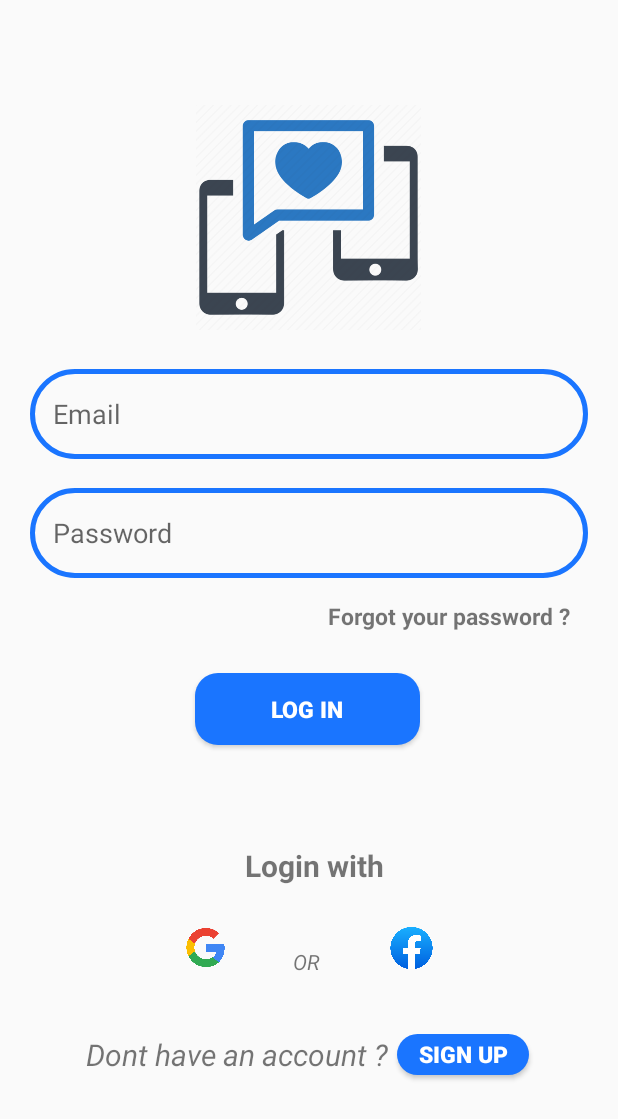
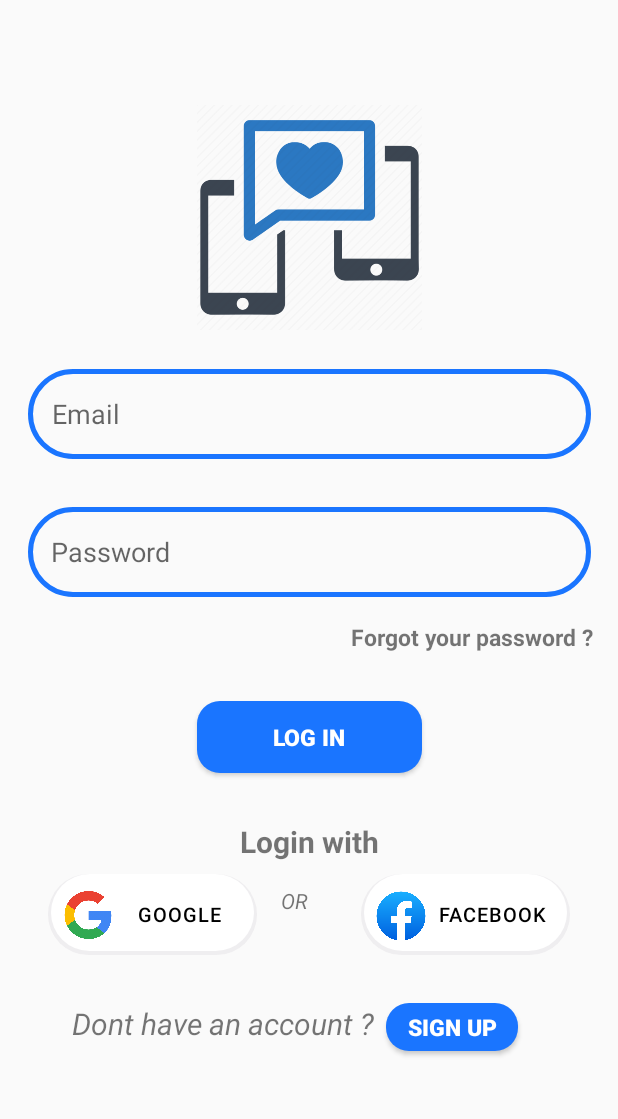
Before and after one commit to LocNguyennn/project_android_tinder, an Android app: the screen it shows after launch (MainActivity), after a tap on "LOGIN", on a phone screen of 412 x 824 dp. Shown: the top 1119 px of the screen. Run offline under Robolectric (Android 15) with nearby library versions, the phone set to English and light mode, and no system bars; our stand-ins replace Firebase (no records; nobody signed in at launch, a user with empty details on screens opened directly), data binding.

Commit message:
fix sign in layout + profile
sign in layout still need to use textinputlayout to have hide/unhide password. Will update later

```diff
--- a/AndroidProgramming/ChattingApp/app/src/main/java/com/example/chattingapp/ProfileFragment.kt
+++ b/AndroidProgramming/ChattingApp/app/src/main/java/com/example/chattingapp/ProfileFragment.kt
@@ -1,5 +1,6 @@
 package com.example.chattingapp
 
+import android.annotation.SuppressLint
 import android.os.Bundle
 import androidx.fragment.app.Fragment
 import android.view.LayoutInflater
@@ -9,11 +10,13 @@ import com.example.chattingapp.databinding.FragmentHomeBinding
 import com.example.chattingapp.databinding.FragmentProfileBinding
 import com.google.firebase.auth.FirebaseAuth
 import com.google.firebase.auth.ktx.auth
+import com.google.firebase.database.*
 import com.google.firebase.ktx.Firebase
 
 class ProfileFragment : Fragment() {
-    private lateinit var binding : FragmentProfileBinding
-    private lateinit var mAuth : FirebaseAuth
+    private lateinit var binding: FragmentProfileBinding
+    private lateinit var mAuth: FirebaseAuth
+    private lateinit var mDbRef: DatabaseReference
     override fun onCreate(savedInstanceState: Bundle?) {
         super.onCreate(savedInstanceState)
     }
@@ -24,14 +27,22 @@ class ProfileFragment : Fragment() {
     ): View? {
         // Inflate the layout for this fragment
         mAuth = FirebaseAuth.getInstance()
-        binding = FragmentProfileBinding.inflate(inflater,container,false)
+        mDbRef = FirebaseDatabase.getInstance().getReference()
+        binding = FragmentProfileBinding.inflate(inflater, container, false)
         return binding.root
     }
 
     override fun onViewCreated(view: View, savedInstanceState: Bundle?) {
-        val currentUser = mAuth.currentUser as User
-        binding.txtFullName.text = currentUser.name.toString()
-        binding.txtUserName.text = currentUser.email.toString()
+        findUser()
 
     }
+
+    private fun findUser() {
+        mDbRef.child("user").child(mAuth.currentUser!!.uid).get().addOnSuccessListener {
+            if(it.exists()){
+                binding.txtFullName.text = it.child("name").value.toString()
+                binding.txtUserName.text = it.child("email").value.toString()
+            }
+        }
+    }
 }
--- a/AndroidProgramming/ChattingApp/app/src/main/java/com/example/chattingapp/User.kt
+++ b/AndroidProgramming/ChattingApp/app/src/main/java/com/example/chattingapp/User.kt
@@ -37,4 +37,5 @@ class User {
         return result
     }
 
+
 }
--- /dev/null
+++ b/AndroidProgramming/ChattingApp/app/src/main/res/drawable/sign_up_btn.xml
@@ -0,0 +1,17 @@
+<?xml version="1.0" encoding="utf-8"?>
+<layer-list xmlns:android="http://schemas.android.com/apk/res/android">
+    <item >
+        <shape
+            android:shape="rectangle">
+            <solid android:color="#4DD3D1D8" />
+            <corners android:radius="30dp"/>
+        </shape>
+    </item>
+    <item android:right="2dp" android:left="2dp" android:bottom="3dp">
+        <shape
+            android:shape="rectangle">
+            <solid android:color="@android:color/white"/>
+            <corners android:radius="30dp"/>
+        </shape>
+    </item>
+</layer-list>
--- a/AndroidProgramming/ChattingApp/app/src/main/res/layout/fragment_login.xml
+++ b/AndroidProgramming/ChattingApp/app/src/main/res/layout/fragment_login.xml
@@ -7,7 +7,7 @@
 
     </data>
 
-    <RelativeLayout
+    <androidx.constraintlayout.widget.ConstraintLayout
         android:layout_width="match_parent"
         android:layout_height="match_parent"
         tools:context=".Login">
@@ -19,113 +19,98 @@
             android:layout_height="150dp"
             android:src="@drawable/dating_chat_icon"
             android:layout_centerHorizontal="true"
-            android:layout_marginTop="70dp" />
+            android:layout_marginTop="70dp"
+            app:layout_constraintTop_toTopOf="parent"
+            app:layout_constraintLeft_toLeftOf="parent"
+            app:layout_constraintRight_toRightOf="parent"/>
+
 
         <EditText
-            android:id="@+id/login_Email"
+            android:id="@+id/loginEmail"
             android:layout_width="375dp"
             android:layout_height="60dp"
             android:layout_below="@+id/appLogo"
-            android:layout_marginLeft="20dp"
             android:layout_marginTop="26dp"
-            android:layout_marginRight="20dp"
             android:background="@drawable/edt_background"
             android:hint="Email"
-            android:paddingLeft="15dp" />
+            android:padding="16dp"
+            app:layout_constraintTop_toBottomOf="@id/appLogo"
+            app:layout_constraintLeft_toLeftOf="parent"
+            app:layout_constraintRight_toRightOf="parent"/>
 
         <EditText
-            android:id="@+id/login_Password"
-            android:layout_width="390dp"
+            android:id="@+id/loginPassword"
+            android:layout_width="375dp"
             android:layout_height="60dp"
             android:layout_below="@+id/appLogo"
-            android:layout_marginLeft="20dp"
-            android:layout_marginTop="105dp"
-            android:layout_marginRight="20dp"
+            android:layout_marginTop="32dp"
             android:background="@drawable/edt_background"
             android:hint="Password"
-            android:paddingLeft="15dp" />
+            android:paddingLeft="15dp"
+            android:inputType="textPassword"
+            app:layout_constraintTop_toBottomOf="@id/loginEmail"
+            app:layout_constraintLeft_toLeftOf="parent"
+            app:layout_constraintRight_toRightOf="parent"/>
 
         <TextView
-            android:id="@+id/login_Forgotpass"
+            android:id="@+id/loginForgotPass"
             android:layout_width="wrap_content"
             android:layout_height="wrap_content"
             android:layout_below="@+id/btnLogin"
-            android:layout_alignEnd="@+id/appLogo"
-            android:layout_marginTop="-102dp"
-            android:layout_marginEnd="-100dp"
-            android:layout_marginBottom="20dp"
+            android:layout_marginTop="16dp"
+            android:layout_marginRight="16dp"
             android:text="Forgot your password ?"
             android:textSize="15dp"
-            android:textStyle="bold" />
+            android:textStyle="bold"
+            app:layout_constraintTop_toBottomOf="@id/loginPassword"
+            app:layout_constraintRight_toRightOf="parent"/>
 
         <Button
             android:id="@+id/btnLogin"
             android:layout_width="150dp"
             android:layout_height="wrap_content"
-            android:layout_below="@id/login_Password"
-            android:layout_alignEnd="@+id/login_Password"
-            android:layout_marginTop="63dp"
-            android:layout_marginEnd="112dp"
-            android:layout_marginBottom="5dp"
+            android:layout_marginTop="32dp"
             android:background="@drawable/royalblue_background"
             android:fontFamily="sans-serif-black"
             android:text="LOG IN"
             android:textColor="@color/white"
-            android:textSize="15dp" />
+            android:textSize="15dp"
+            app:layout_constraintTop_toBottomOf="@id/loginForgotPass"
+            app:layout_constraintLeft_toLeftOf="parent"
+            app:layout_constraintRight_toRightOf="parent"
+            />
 
-        <ImageView
-            android:id="@+id/googleLogo"
-            android:layout_width="25dp"
-            android:layout_height="27dp"
-            android:layout_below="@+id/btnLogin"
-            android:layout_alignStart="@+id/btnLogin"
-            android:layout_alignEnd="@+id/btnLogin"
-            android:layout_marginStart="-6dp"
-            android:layout_marginTop="116dp"
-            android:layout_marginEnd="130dp"
-            android:src="@drawable/google_icon" />
-
-        <ImageView
-            android:id="@+id/facebookLogo"
-            android:layout_width="53dp"
-            android:layout_height="41dp"
-            android:layout_below="@+id/btnLogin"
-            android:layout_alignStart="@+id/btnLogin"
-            android:layout_alignEnd="@+id/btnSignup"
-            android:layout_marginStart="118dp"
-            android:layout_marginTop="109dp"
-            android:layout_marginEnd="52dp"
-            android:src="@drawable/facebook_icon" />
-
-        <TextView
-            android:id="@+id/dontHaveAnAccount"
-            android:layout_width="wrap_content"
-            android:layout_height="wrap_content"
-            android:layout_below="@+id/btnLogin"
-            android:layout_alignEnd="@+id/appLogo"
-            android:layout_alignParentBottom="true"
-            android:layout_marginTop="187dp"
-            android:layout_marginEnd="22dp"
-            android:layout_marginBottom="11dp"
-            android:text="Dont have an account ?"
-            android:textSize="20dp"
-            android:textStyle="italic" />
-
-        <Button
-            android:id="@+id/btnSignup"
-            android:layout_width="wrap_content"
-            android:layout_height="27dp"
-            android:layout_below="@id/login_Password"
-            android:layout_alignParentEnd="true"
-            android:layout_marginTop="304dp"
-            android:layout_marginEnd="59dp"
-            android:layout_marginBottom="5dp"
-            android:background="@drawable/royalblue_background"
-            android:fontFamily="sans-serif-black"
-            android:text="Sign up"
-            android:textColor="@color/white"
-            android:textSize="15dp" />
-
+        <androidx.appcompat.widget.AppCompatButton
+            android:id="@+id/btnGoogle"
+            android:layout_width="139.26dp"
+            android:layout_height="54dp"
+            android:background="@drawable/sign_up_btn"
+            android:letterSpacing="0.05"
+            android:paddingLeft="50dp"
+            android:paddingRight="14.26dp"
+            android:stateListAnimator="@null"
+            android:text="GOOGLE"
+            android:textColor="#000000"
+            android:textSize="13sp"
+            android:textStyle="normal"
+            android:layout_marginTop="8dp"
+            android:layout_marginLeft="32dp"
+            app:layout_constraintTop_toBottomOf="@id/txtLoginWith"
+            app:layout_constraintLeft_toLeftOf="parent"
+            />
+        <androidx.appcompat.widget.AppCompatImageView
+            android:id="@+id/google"
+            android:layout_width="32dp"
+            android:layout_height="32dp"
+            android:layout_marginLeft="12dp"
+            android:layout_marginTop="13dp"
+            android:layout_marginRight="98.65dp"
+            android:layout_marginBottom="12.38dp"
+            app:layout_constraintBottom_toBottomOf="@id/btnGoogle"
+            app:layout_constraintLeft_toLeftOf="@id/btnGoogle"
+            app:layout_constraintRight_toRightOf="@id/btnGoogle"
+            app:layout_constraintTop_toTopOf="@id/btnGoogle"
+            app:srcCompat="@drawable/google_icon" />
         <TextView
             android:id="@+id/textView"
             android:layout_width="wrap_content"
@@ -133,26 +118,91 @@
             android:layout_below="@+id/btnLogin"
             android:layout_alignStart="@+id/btnLogin"
             android:layout_alignEnd="@+id/btnLogin"
-            android:layout_marginStart="65dp"
-            android:layout_marginTop="129dp"
-            android:layout_marginEnd="27dp"
             android:text="OR"
-            android:textStyle="italic" />
+            android:textStyle="italic"
+            android:layout_marginLeft="16dp"
+            android:layout_marginTop="16dp"
+            app:layout_constraintTop_toBottomOf="@id/txtLoginWith"
+            app:layout_constraintLeft_toRightOf="@id/btnGoogle"
+            />
+        <androidx.appcompat.widget.AppCompatButton
+            android:id="@+id/btnFacebook"
+            android:layout_width="139.26dp"
+            android:layout_height="54dp"
+            android:background="@drawable/sign_up_btn"
+            android:letterSpacing="0.05"
+            android:paddingLeft="50dp"
+            android:paddingRight="14.26dp"
+            android:stateListAnimator="@null"
+            android:text="FACEBOOK"
+            android:textColor="#000000"
+            android:textSize="13sp"
+            android:textStyle="normal"
+            android:layout_marginLeft="16dp"
+            android:layout_marginTop="8dp"
+            android:layout_marginRight="32dp"
+            app:layout_constraintTop_toBottomOf="@id/txtLoginWith"
+            app:layout_constraintRight_toRightOf="parent"
+            />
+
+
+        <androidx.appcompat.widget.AppCompatImageView
+            android:id="@+id/facebook"
+            android:layout_width="48dp"
+            android:layout_height="48dp"
+            android:layout_marginLeft="12dp"
+            android:layout_marginTop="13dp"
+            android:layout_marginRight="98.65dp"
+            android:layout_marginBottom="12.38dp"
+            app:layout_constraintBottom_toBottomOf="@id/btnFacebook"
+            app:layout_constraintHorizontal_bias="0.501"
+            app:layout_constraintLeft_toLeftOf="@id/btnFacebook"
+            app:layout_constraintRight_toRightOf="@id/btnFacebook"
+            app:layout_constraintTop_toTopOf="@+id/btnFacebook"
+            app:layout_constraintVertical_bias="0.499"
+            app:srcCompat="@drawable/facebook_icon" />
 
         <TextView
-            android:id="@+id/textView2"
+            android:id="@+id/dontHaveAnAccount"
+            android:layout_width="wrap_content"
+            android:layout_height="wrap_content"
+            android:layout_marginTop="32dp"
+            android:text="Dont have an account ?"
+            android:textSize="20dp"
+            android:textStyle="italic"
+            android:layout_marginLeft="48dp"
+            app:layout_constraintTop_toBottomOf="@id/btnGoogle"
+            app:layout_constraintLeft_toLeftOf="parent"/>
+
+
+        <Button
+            android:id="@+id/btnSignup"
+            android:layout_width="wrap_content"
+            android:layout_height="32dp"
+            android:background="@drawable/royalblue_background"
+            android:fontFamily="sans-serif-black"
+            android:text="Sign up"
+            android:textColor="@color/white"
+            android:textSize="15dp"
+            android:layout_marginTop="32dp"
+            android:layout_marginLeft="8dp"
+            app:layout_constraintTop_toBottomOf="@id/btnGoogle"
+            app:layout_constraintLeft_toRightOf="@id/dontHaveAnAccount"
+            />
+
+        <TextView
+            android:id="@+id/txtLoginWith"
             android:layout_width="120dp"
-            android:layout_height="39dp"
-            android:layout_below="@+id/btnLogin"
-            android:layout_alignStart="@+id/btnLogin"
-            android:layout_alignEnd="@+id/btnLogin"
-            android:layout_marginStart="33dp"
-            android:layout_marginTop="61dp"
-            android:layout_marginEnd="-3dp"
+            android:layout_height="wrap_content"
             android:text="Login with"
             android:textSize="20sp"
-            android:textStyle="bold" />
+            android:textStyle="bold"
+            android:layout_marginTop="32dp"
+            android:textAlignment="center"
+            app:layout_constraintTop_toBottomOf="@id/btnLogin"
+            app:layout_constraintLeft_toLeftOf="parent"
+            app:layout_constraintRight_toRightOf="parent"/>
 
 
-    </RelativeLayout>
+    </androidx.constraintlayout.widget.ConstraintLayout>
 </layout>
```
